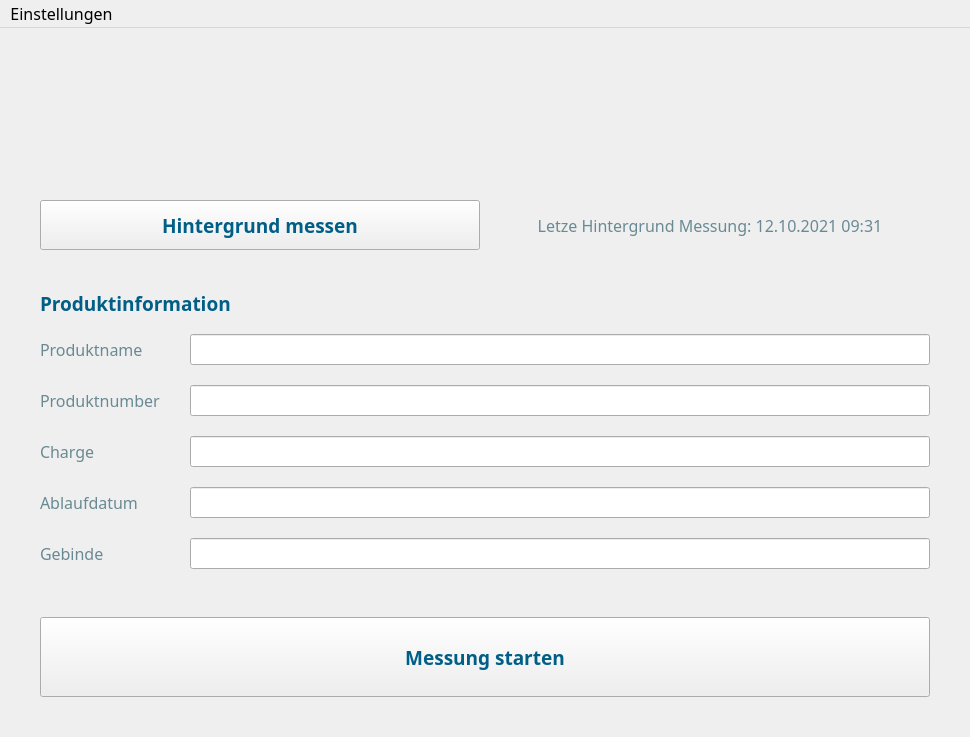
fabianjaeger1/Phydent-App, file mainwindow.ui: the form before one commit.
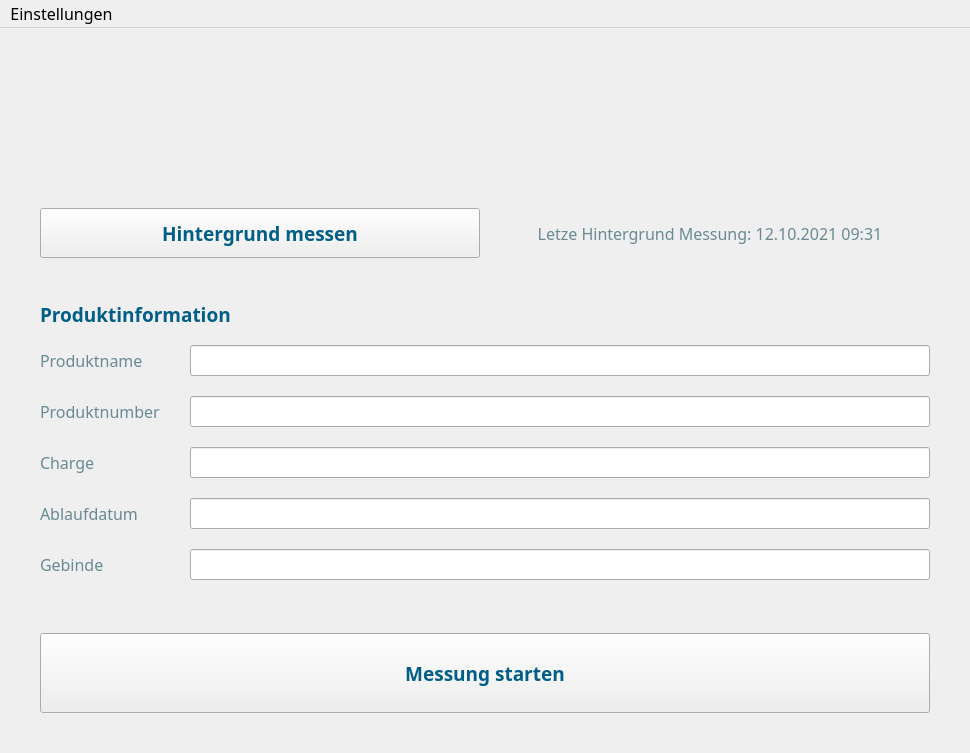
The form after the commit. Icons and pictures are not drawn.

```diff
--- a/mainwindow.ui
+++ b/mainwindow.ui
@@ -7,7 +7,7 @@
     <x>0</x>
     <y>0</y>
     <width>970</width>
-    <height>737</height>
+    <height>753</height>
    </rect>
   </property>
   <property name="maximumSize">
```
